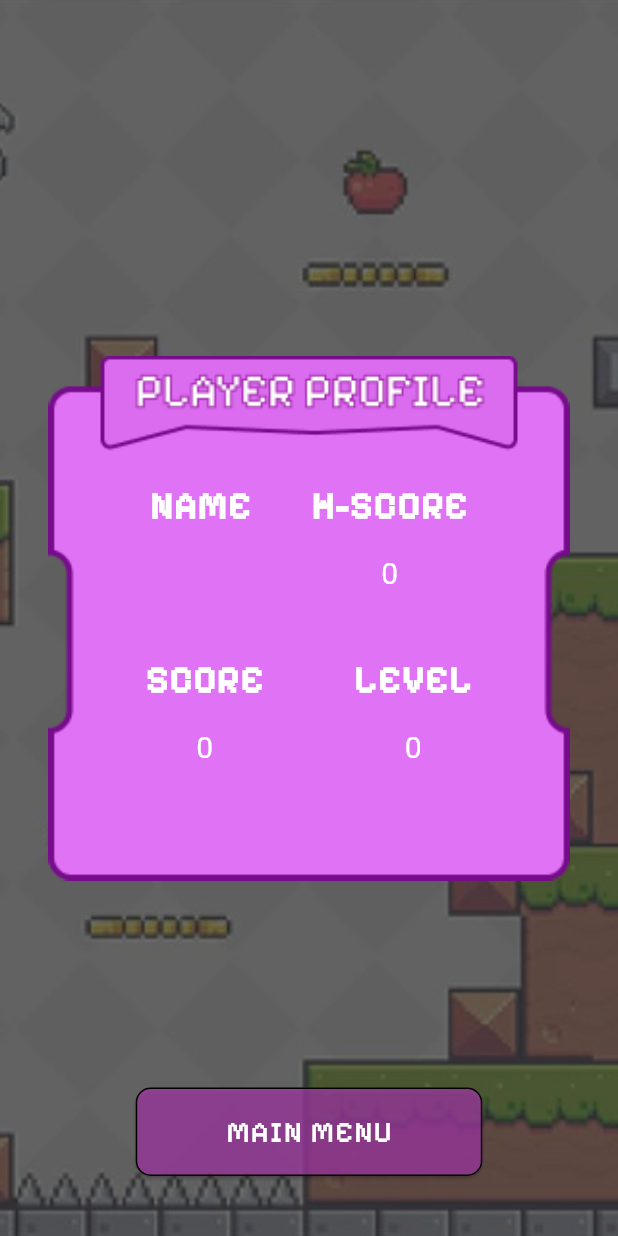
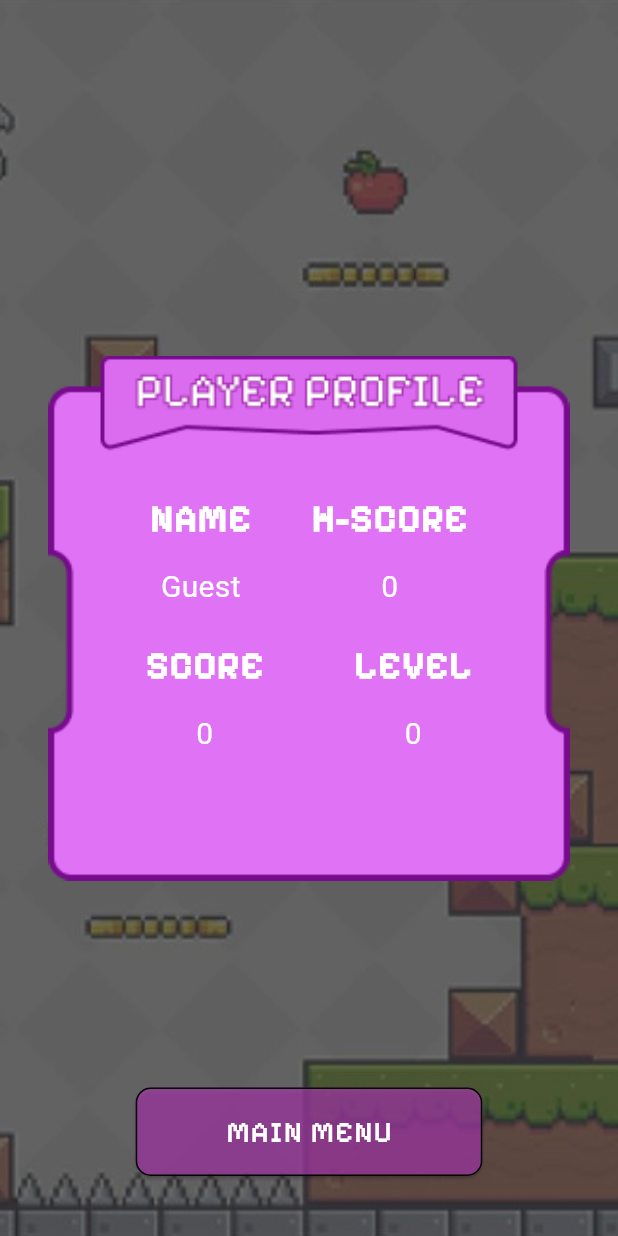
Before and after one commit to sudheera2003/pixelGame, a Flutter app: the Complete screen opened directly with empty values, after a tap on "MAIN MENU", after a tap on "PROFILE", on a phone screen of 412 x 824 dp. Run offline on Flutter 3.47's test engine with Material 3 defaults, Android fonts, the phone set to English and light mode, and no system bars; our stand-ins replace cloud_firestore, firebase_auth, firebase_core, google_sign_in; missing offline and left inert: flame, flame_audio, flame_tiled; accounts and stored records are empty.

Commit message:
exp update

```diff
--- a/lib/complete.dart
+++ b/lib/complete.dart
@@ -1,3 +1,5 @@
+import 'package:cloud_firestore/cloud_firestore.dart';
+import 'package:firebase_auth/firebase_auth.dart';
 import 'package:flutter/material.dart';
 import 'package:mobilegame/mainmenu.dart';
 
@@ -18,6 +20,8 @@ class Complete extends StatefulWidget {
 }
 
 class _CompleteState extends State<Complete> {
+  final FirebaseFirestore _firestore = FirebaseFirestore.instance;
+  final FirebaseAuth _auth = FirebaseAuth.instance;
   @override
   Widget build(BuildContext context) {
     return Scaffold(
@@ -66,13 +70,17 @@ class _CompleteState extends State<Complete> {
                           fontSize: 22,
                         ),
                       ),
-
-                      Text(
-                        widget.score.toString(),
-                        style: TextStyle(
-                          color: Colors.white,
-                          fontSize: 22,
-                        ),
+                      FutureBuilder(
+                        future: _updateExp(widget.score),
+                        builder: (context, snapshot) {
+                          return Text(
+                            widget.score.toString(),
+                            style: TextStyle(
+                              color: Colors.white,
+                              fontSize: 22,
+                            ),
+                          );
+                        },
                       ),
                       SizedBox(height: 50),
                       Row(
@@ -87,7 +95,7 @@ class _CompleteState extends State<Complete> {
                             },
                             style: ElevatedButton.styleFrom(
                               backgroundColor: const Color.fromARGB(255, 166, 58, 170).withOpacity(0.7),
-                              padding: EdgeInsets.symmetric(horizontal: 20, vertical: 8),
+                              padding: EdgeInsets.symmetric(horizontal: 20, vertical: 5),
                               shape: RoundedRectangleBorder(
                                 borderRadius: BorderRadius.circular(5),
                               ),
@@ -128,4 +136,24 @@ class _CompleteState extends State<Complete> {
       ),
     );
   }
+  Future<void> _updateExp(int newScore) async {
+    try {
+      final user = _auth.currentUser;
+      if (user == null) return;
+
+      final userRef = _firestore.collection('users').doc(user.uid);
+      final batch = _firestore.batch();
+
+      // Always update current exp
+      batch.update(userRef, {
+        'exp': FieldValue.increment(newScore),
+      });
+
+      await batch.commit();
+    } catch (e) {
+      print('Error updating scores: $e');
+      // Consider adding error handling/retry logic here
+    }
+  }
+
 }
--- a/lib/components/fruit.dart
+++ b/lib/components/fruit.dart
@@ -72,7 +72,6 @@ class Fruit extends SpriteAnimationComponent
       // Always update current score and exp
       batch.update(userRef, {
         'currentScore': newScore,
-        'exp': FieldValue.increment(newScore),
       });
 
       // Check and update high score if needed
--- a/lib/profile.dart
+++ b/lib/profile.dart
@@ -85,7 +85,7 @@ class _ProfileState extends State<Profile> {
                                 _buildProfileLabel('NAME'),
                                 const SizedBox(height: 5),
                                 Text(
-                                  _userData?['displayName']?.toString() ?? 'Guest',
+                                  getFirstName(_userData?['displayName']?.toString()),
                                   style: const TextStyle(
                                     fontSize: 20,
                                     color: Colors.white,
@@ -109,7 +109,7 @@ class _ProfileState extends State<Profile> {
                             ),
                           ],
                         ),
-                        const SizedBox(height: 30),
+                        const SizedBox(height: 12),
                         // Score and Level in same row (keeping your existing layout)
                         Row(
                           mainAxisAlignment: MainAxisAlignment.center,
@@ -198,4 +198,12 @@ class _ProfileState extends State<Profile> {
       ),
     );
   }
+
+  String getFirstName(String? displayName) {
+  if (displayName == null || displayName.isEmpty) return 'Guest';
+
+  // Split by whitespace and take first part
+  final parts = displayName.trim().split(' ');
+  return parts.first;
 }
+}
```
Also changed, not shown: 4 other files.
